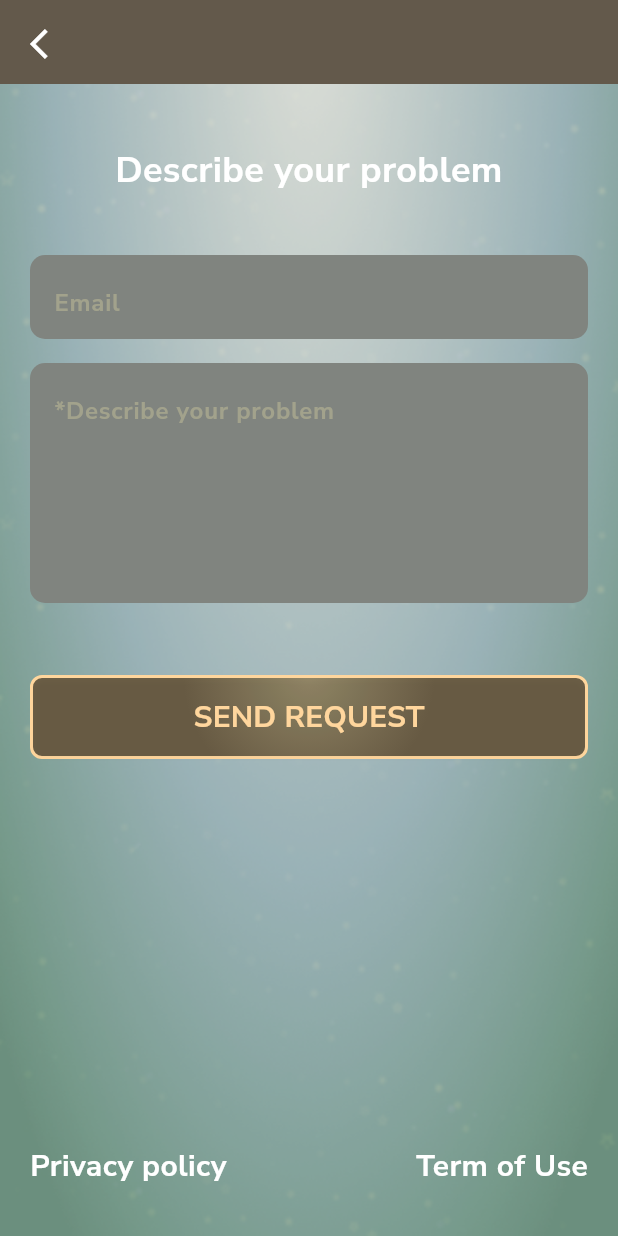
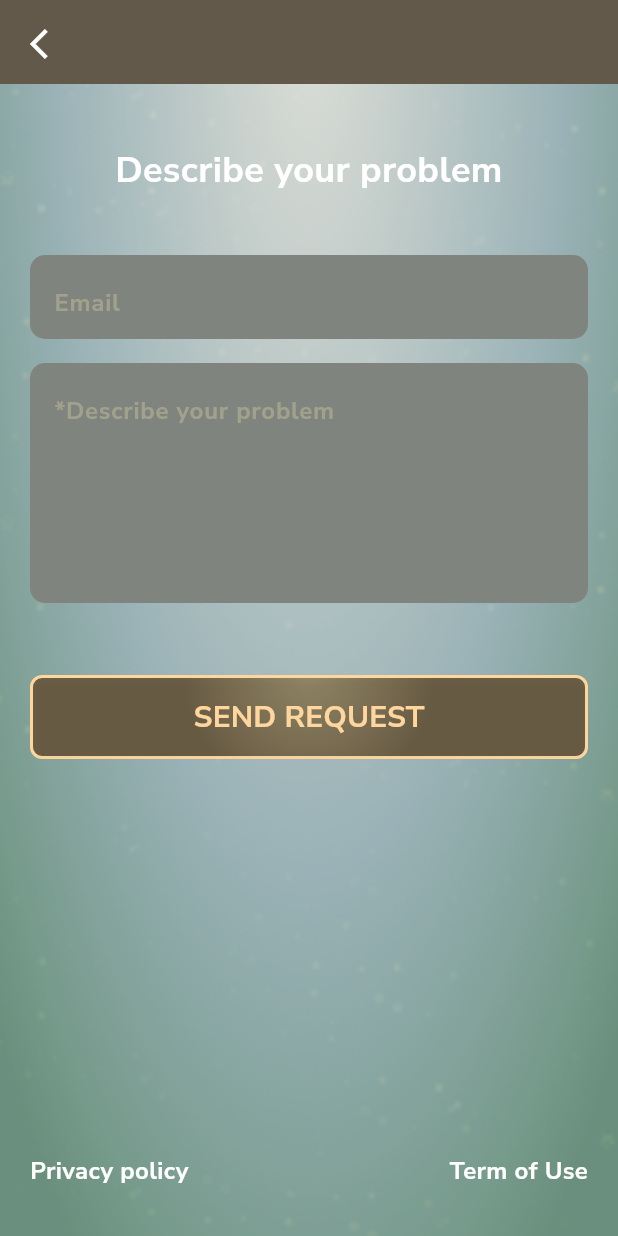
Before and after one commit to Jason1258t/books-nft-ui, a Flutter app: the screen it shows after launch, after a tap on "LOGIN", after a tap on "i can’t get it", on a phone screen of 412 x 824 dp. Run offline on Flutter 3.47's test engine with Material 2 defaults, Android fonts, the phone set to English and light mode, and no system bars; our stand-ins replace bloc, dotted_border, dropdown_button2, flutter_bloc, flutter_svg, google_fonts.

Commit message:
refactor show more

```diff
--- a/lib/feature/auth/ui/auth_screen.dart
+++ b/lib/feature/auth/ui/auth_screen.dart
@@ -1,4 +1,5 @@
 import 'package:flutter/material.dart';
+import 'package:flutter_svg/flutter_svg.dart';
 import 'package:nft/widget/buttons/custom_elevated_button.dart';
 import 'package:nft/widget/buttons/custom_text_button.dart';
 
@@ -21,12 +22,12 @@ class AuthScreen extends StatelessWidget {
           child: Column(
             mainAxisAlignment: MainAxisAlignment.spaceBetween,
             children: [
-              const Expanded(
+              Expanded(
                 child: Column(
                   mainAxisSize: MainAxisSize.max,
                   mainAxisAlignment: MainAxisAlignment.center,
                   children: [
-                    Image(image: AssetImage('Assets/images/logo.png'),),
+                    SvgPicture.asset('Assets/icons/logo.svg',color: Colors.white,),
                   ],
                 ),
               ),
--- a/lib/feature/describe_problem/ui/describe_problem_screen.dart
+++ b/lib/feature/describe_problem/ui/describe_problem_screen.dart
@@ -67,14 +67,14 @@ class DescribeProblem extends StatelessWidget {
                         onTap: () {},
                         child: Text(
                           'Privacy policy',
-                          style: AppTypography.font20whiteShadow,
+                          style: AppTypography.font16white,
                         ),
                       ),
                       InkWell(
                         onTap: () {},
                         child: Text(
                           'Term of Use',
-                          style: AppTypography.font20whiteShadow,
+                          style: AppTypography.font16white,
                         ),
                       )
                     ],
--- a/lib/feature/login/ui/login_screen.dart
+++ b/lib/feature/login/ui/login_screen.dart
@@ -81,14 +81,14 @@ class _LoginScreenState extends State<LoginScreen> {
                       onTap: () {},
                       child: Text(
                         'Privacy policy',
-                        style: AppTypography.font20whiteShadow,
+                        style: AppTypography.font16white,
                       ),
                     ),
                     InkWell(
                       onTap: () {},
                       child: Text(
                         'Term of Use',
-                        style: AppTypography.font20whiteShadow,
+                        style: AppTypography.font16white,
                       ),
                     )
                   ],
--- a/lib/feature/register/ui/register_screen.dart
+++ b/lib/feature/register/ui/register_screen.dart
@@ -81,14 +81,14 @@ class _RegisterScreenState extends State<RegisterScreen> {
                       onTap: () {},
                       child: Text(
                         'Privacy policy',
-                        style: AppTypography.font20whiteShadow,
+                        style: AppTypography.font16white,
                       ),
                     ),
                     InkWell(
                       onTap: () {},
                       child: Text(
                         'Term of Use',
-                        style: AppTypography.font20whiteShadow,
+                        style: AppTypography.font16white,
                       ),
                     )
                   ],
--- a/lib/utils/fonts.dart
+++ b/lib/utils/fonts.dart
@@ -29,12 +29,6 @@ class AppTypography {
     fontSize: 16,
     fontWeight: FontWeight.w700,
   );
-
-  static final font20whiteShadow = _font.copyWith(
-      color: Colors.white,
-      fontSize: 20,
-      fontWeight: FontWeight.w700,
-      );
 
   static final font16white = _font.copyWith(
     color: Colors.white,
--- a/lib/utils/gradients.dart
+++ b/lib/utils/gradients.dart
@@ -11,6 +11,7 @@ class AppGradients {
     AppColors.buttonLightColor,
     AppColors.buttonDarkColor,
   ], radius: 1.5, center: Alignment(0, -1));
+
 
   static const lightButton = LinearGradient(
       begin: Alignment(-1.00, 0.00),
--- a/lib/widget/buttons/custom_text_button.dart
+++ b/lib/widget/buttons/custom_text_button.dart
@@ -1,5 +1,7 @@
 import 'package:flutter/material.dart';
 import 'package:nft/utils/fonts.dart';
+
+import '../../utils/gradients.dart';
 
 class CustomTextButton extends StatelessWidget {
   const CustomTextButton({super.key, required this.text, required this.onTap});
@@ -8,7 +10,8 @@ class CustomTextButton extends StatelessWidget {
 
   @override
   Widget build(BuildContext context) {
-    return Padding(
+    return Container(decoration: BoxDecoration(
+        borderRadius: BorderRadius.circular(8),),
       padding: const EdgeInsets.symmetric(horizontal: 20, vertical: 15),
       child: InkWell(
         onTap: onTap,
```
Also changed, not shown: Assets/icons/logo.svg (added).
